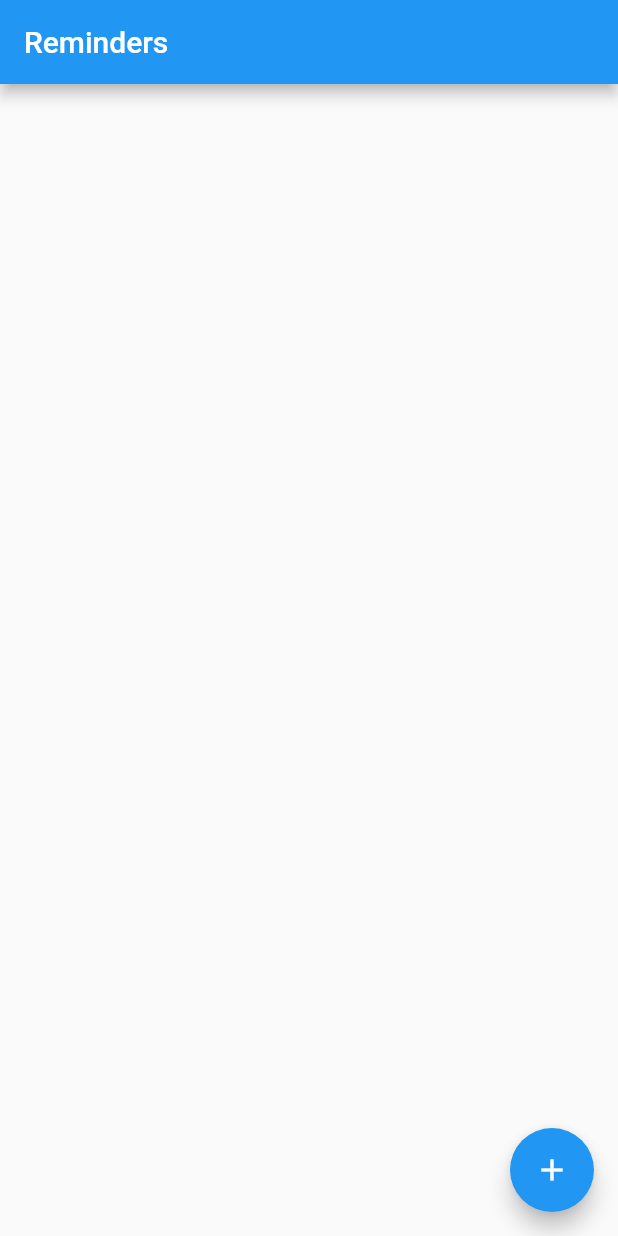
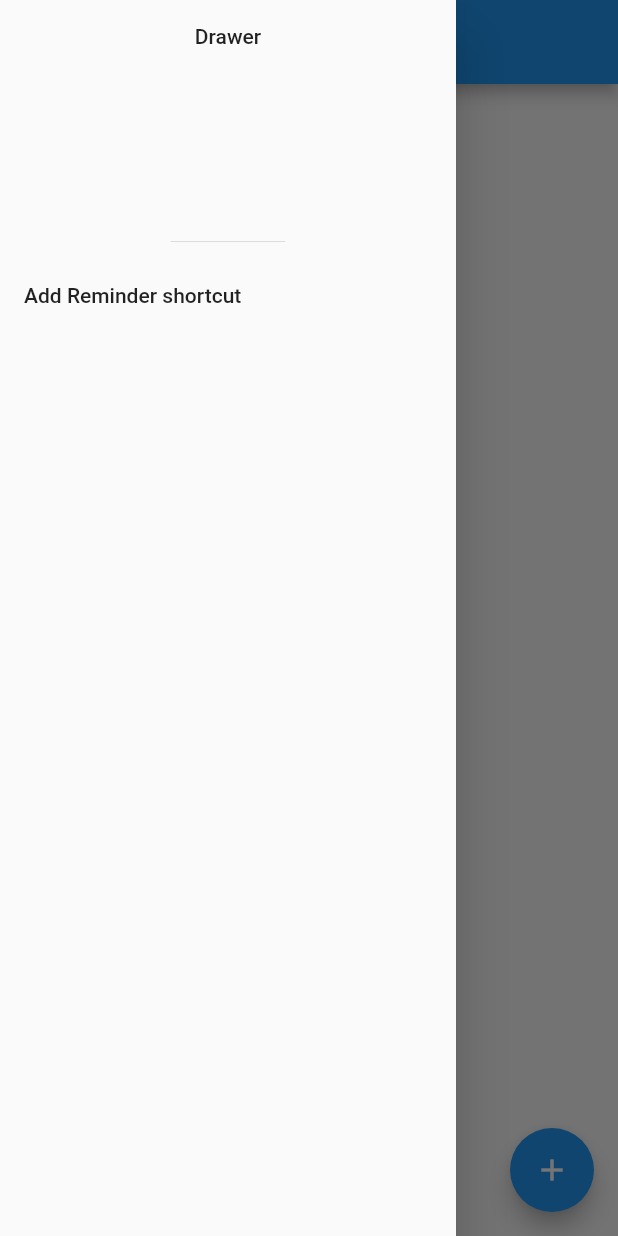
Before and after one commit to kelegorm/kotflut1, a Flutter app: the screen it shows after launch, with the side drawer open (before the commit the screen has no drawer), on a phone screen of 412 x 824 dp. Run offline on Flutter 3.47's test engine with Material 2 defaults, Android fonts, the phone set to English and light mode, and no system bars; drawn by our look-alikes of firebase_database; our stand-ins replace firebase_auth, google_sign_in; accounts and stored records are empty.

Commit message:
Added drawer with Add shortcut button

```diff
--- a/lib/CreateReminderPage.dart
+++ b/lib/CreateReminderPage.dart
@@ -33,14 +33,14 @@ class CreateReminderPage extends StatelessWidget {
         iconTheme: Theme.of(context).iconTheme,
         backgroundColor: Colors.white,
         actions: <Widget>[
-          new IconButton(icon: new Icon(Icons.query_builder), onPressed: () {}),
+          new IconButton(icon: new Icon(Icons.schedule), onPressed: () {}),
           new MaterialButton(
             onPressed: () => {},
             child: new Text("Save".toUpperCase()),
             textColor: Colors.blue,
           )
         ],
-        //leading: new Text("leading"), //todo set X icon
+        //leading: new Text("leading"), //todo set close icon
       ),
       backgroundColor: new Color(0xffe0e0e0),
       body: new Column(
--- a/lib/RemindersListPage.dart
+++ b/lib/RemindersListPage.dart
@@ -55,6 +55,19 @@ class _ReminderListPageState extends State<RemindersListPage> {
           );
         }
       ),
+      drawer: new Drawer(
+        child: new Column(
+          children: <Widget>[
+            new DrawerHeader(child: new Text("Drawer")),
+            new ListTile(
+              title: const Text('Add Reminder shortcut'),
+              onTap: () {
+                platform.send("make_icon");
+              },
+            ),
+          ],
+        ),
+      ),
       floatingActionButton: new FloatingActionButton(
         onPressed: () => Navigator.pushNamed(context, ':reminder'),
         tooltip: 'Increment',
@@ -63,14 +76,3 @@ class _ReminderListPageState extends State<RemindersListPage> {
     );
   }
 }
-
-
-/*
-old button to create icon
-    new MaterialButton(
-      child: new Text("add shortcut"),
-      onPressed: () {
-        platform.send("make_icon");
-      },
-    )
- */
```
